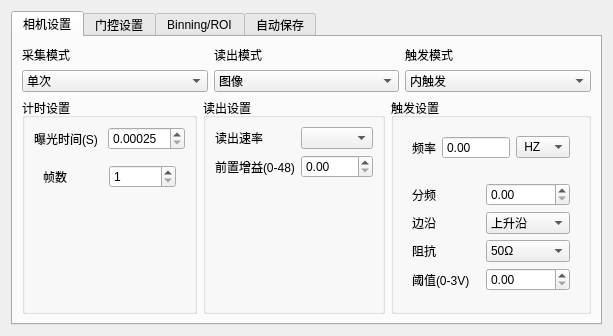
First picture: the form in aquisition_setup.ui, repository merlinjiayou/test_iccd, before the edit.
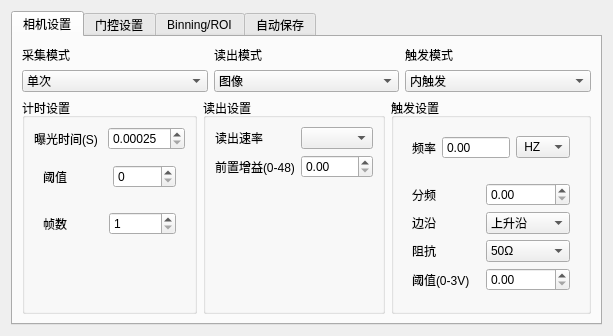
Second picture: the form after the edit. Icons and pictures are not drawn.

Commit message: 新增单光子阈值处理

Patch:
```diff
--- a/aquisition_setup.ui
+++ b/aquisition_setup.ui
@@ -153,6 +153,26 @@
               </item>
              </layout>
             </item>
+            <item>
+             <widget class="QWidget" name="widget_2" native="true">
+              <layout class="QHBoxLayout" name="horizontalLayout_8">
+               <item>
+                <widget class="QLabel" name="label_35">
+                 <property name="text">
+                  <string>阈值</string>
+                 </property>
+                </widget>
+               </item>
+               <item>
+                <widget class="QSpinBox" name="spinBox_threshold">
+                 <property name="maximum">
+                  <number>255</number>
+                 </property>
+                </widget>
+               </item>
+              </layout>
+             </widget>
+            </item>
             <item>
              <widget class="QWidget" name="widget_total_frame_count" native="true">
               <layout class="QVBoxLayout" name="verticalLayout_14">
```
The commit also changes 5 other files.
